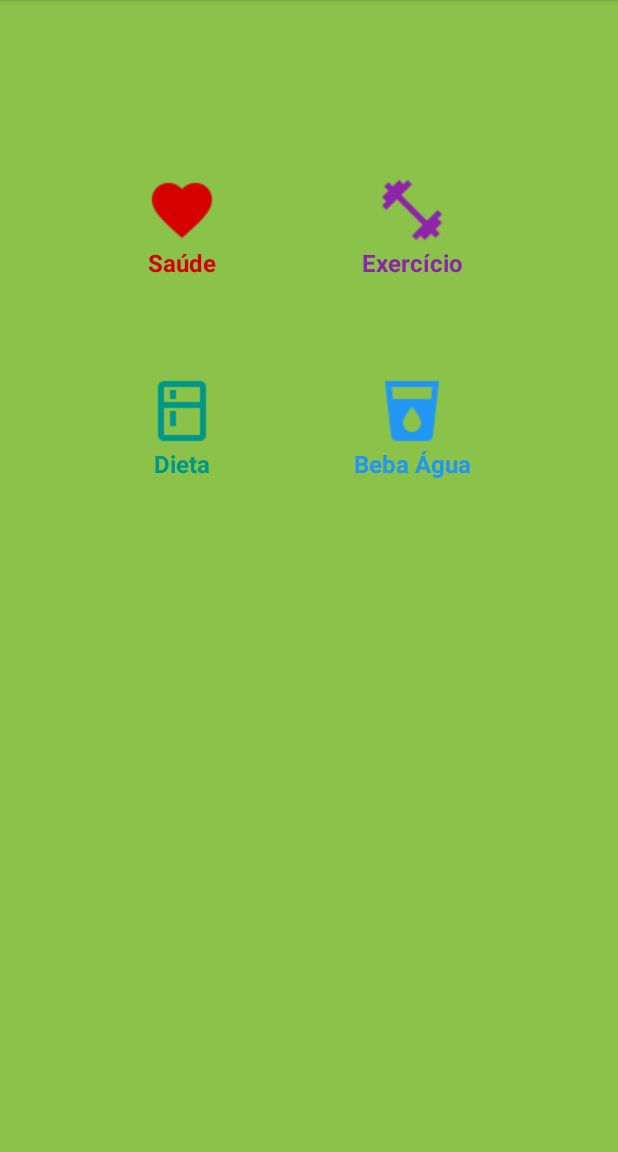
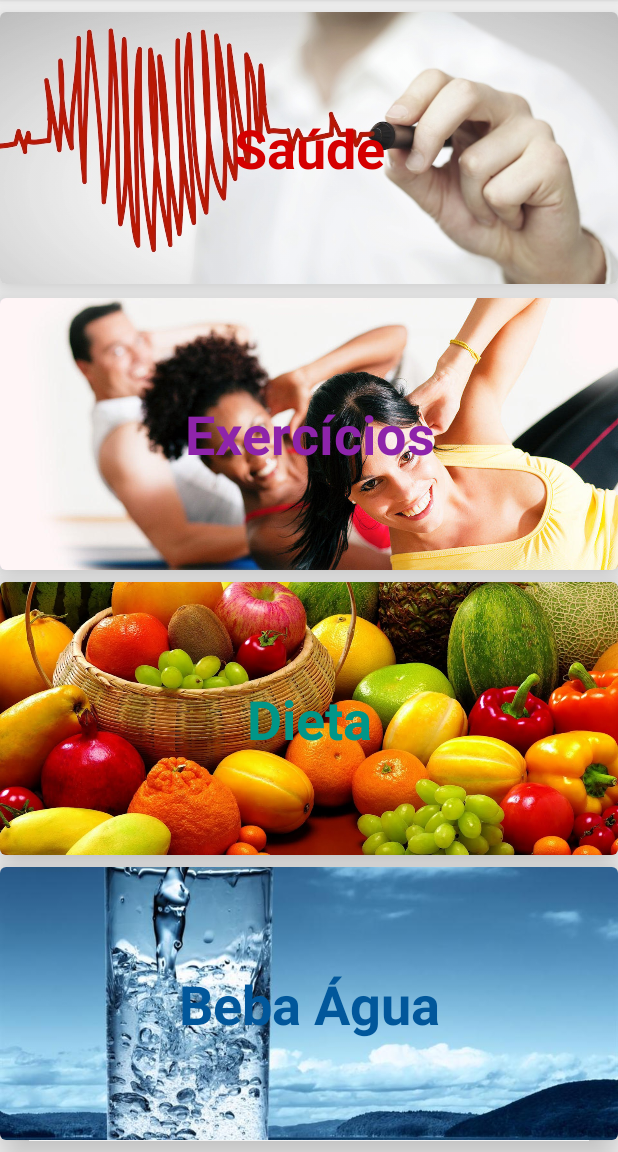
Before and after one commit to saulocalixto/CalculadoraImcAndroid, an Android app: the dashboard screen opened directly, with no data from a screen before it, on a phone screen of 412 x 824 dp, the part 84-1236 px from its top. Run offline under Robolectric (Android 15) with nearby library versions, the phone set to English and light mode, and no system bars.

Commit message:
Mudanças no dashboard e no relatório

```diff
--- a/app/build.gradle
+++ b/app/build.gradle
@@ -31,4 +31,7 @@ dependencies {
     compile 'com.android.support.constraint:constraint-layout:1.0.0-beta4'
     compile 'com.android.support:gridlayout-v7:25.1.0'
     compile 'com.android.support:design:25.1.0'
+    compile 'com.android.support:cardview-v7:21.0.+'
+    compile 'com.android.support:recyclerview-v7:21.0.+'
+
 }
--- a/app/src/main/AndroidManifest.xml
+++ b/app/src/main/AndroidManifest.xml
@@ -22,7 +22,7 @@
                 <category android:name="android.intent.category.LAUNCHER" />
             </intent-filter>
         </activity>
-        <activity android:name=".relatorio" android:parentActivityName=".dashboard"
+        <activity android:name=".relatorio"
             android:label="Relatório" android:theme="@style/relatorio">
             <intent-filter>
                 <action android:name="android.intent.action.relatorio"></action>
@@ -30,7 +30,7 @@
             </intent-filter>
         </activity>
 
-        <activity android:name=".dieta" android:parentActivityName=".dashboard"
+        <activity android:name=".dieta"
             android:label="Dietas" android:theme="@style/dieta">
             <intent-filter>
                 <action android:name="android.intent.action.dieta"></action>
--- a/app/src/main/java/com/example/android/imc/dashboard.java
+++ b/app/src/main/java/com/example/android/imc/dashboard.java
@@ -3,9 +3,13 @@ package com.example.android.imc;
 import android.content.Intent;
 import android.os.Bundle;
 import android.support.v7.app.AppCompatActivity;
+import android.support.v7.widget.CardView;
 import android.view.View;
+import android.widget.ImageView;
 import android.widget.TextView;
 import android.widget.Toast;
+
+import static com.example.android.imc.R.drawable.coracao;
 
 /**
  * Created by saulocalixto on 29/12/16.
@@ -13,27 +17,33 @@ import android.widget.Toast;
 
 public class dashboard extends AppCompatActivity {
 
-    String pesoUsr;
-    String alturaUsr;
-    String sexoUsr;
-
     @Override
     protected void onCreate(Bundle savedInstanceState) {
 
         super.onCreate(savedInstanceState);
         setContentView(R.layout.activity_dashboard);
+
     }
 
-    public void gerarRelatorio(View view) {
 
-        mensagem(view);
+    public void selecionarOpcao(View view) {
 
-        Intent i = getIntent();
+        switch (view.getId()) {
+            case R.id.saude:
+                mensagem(view);
+                Intent i = getIntent();
+                Bundle bundle = i.getExtras();
+                Intent intent = new Intent(this, relatorio.class);
+                intent.putExtras(bundle);
+                startActivity(intent);
+                break;
+            case R.id.dieta:
 
-        Bundle bundle = i.getExtras();
-        Intent intent = new Intent(this, relatorio.class);
-        intent.putExtras(bundle);
-        startActivity(intent);
+                mensagem(view);
+                intent = new Intent(this, dieta.class);
+                startActivity(intent);
+        }
+
     }
 
     public void mensagem(View view) {
@@ -42,11 +52,4 @@ public class dashboard extends AppCompatActivity {
         String opcao = "Opção: " + textView.getText().toString();
         Toast.makeText(this, opcao, Toast.LENGTH_LONG).show();
     }
-
-    public void mostrarDietas(View view) {
-
-        mensagem(view);
-        Intent intent = new Intent(this, dieta.class);
-        startActivity(intent);
-    }
 }
--- a/app/src/main/java/com/example/android/imc/dieta.java
+++ b/app/src/main/java/com/example/android/imc/dieta.java
@@ -15,8 +15,6 @@ public class dieta extends AppCompatActivity {
         super.onCreate(savedInstanceState);
         setContentView(R.layout.activity_dieta);
 
-        getSupportActionBar().setDisplayHomeAsUpEnabled(true);
-
     }
 
 
--- a/app/src/main/res/layout/activity_dashboard.xml
+++ b/app/src/main/res/layout/activity_dashboard.xml
@@ -1,79 +1,140 @@
 <?xml version="1.0" encoding="utf-8"?>
-<ScrollView xmlns:android="http://schemas.android.com/apk/res/android"
+
+<LinearLayout xmlns:android="http://schemas.android.com/apk/res/android"
+    xmlns:card_view="http://schemas.android.com/apk/res-auto"
     android:layout_width="match_parent"
     android:layout_height="match_parent"
-    android:background="#8bc34a">
+    android:scrollbarAlwaysDrawHorizontalTrack="true"
+    android:orientation="vertical">
 
-    <TableLayout
+    <android.support.v7.widget.CardView
+        android:id="@+id/cardSaude"
         android:layout_width="match_parent"
-        android:layout_height="wrap_content"
-        android:stretchColumns="0,1"
-        android:layout_margin="52dp">
+        android:layout_height="0dp"
+        android:layout_gravity="center"
+        android:layout_marginTop="8dp"
+        android:layout_weight="1"
+        card_view:cardCornerRadius="4dp"
+        card_view:cardElevation="16dp">
 
-        <TableRow>
+        <ImageView
+            android:id="@+id/imageSaude"
+            android:layout_width="match_parent"
+            android:layout_height="match_parent"
+            android:scaleType="centerCrop"
+            android:src="@drawable/coracao" />
+
         <TextView
             android:id="@+id/saude"
-                android:layout_width="wrap_content"
-                android:layout_height="wrap_content"
-                android:textSize="16sp"
+            android:layout_width="match_parent"
+            android:layout_height="match_parent"
+            android:gravity="center_vertical"
+            android:text="@string/saude"
             android:textAlignment="center"
+            android:textColor="#d50000"
+            android:textSize="36sp"
+            android:textStyle="bold"
             android:clickable="true"
-                android:layout_marginTop="64dp"
-                android:drawableTop="@drawable/saude"
-                android:drawableTint="#d50000"
-                android:onClick="gerarRelatorio"
-                android:text="Saúde"
-                android:textColor="#d50000"
-                android:textStyle="bold" />
+            android:onClick="selecionarOpcao"/>
+
+    </android.support.v7.widget.CardView>
+
+    <android.support.v7.widget.CardView
+        android:id="@+id/cardExercicio"
+        android:layout_width="match_parent"
+        android:layout_height="0dp"
+        android:layout_gravity="center"
+        android:layout_marginTop="9dp"
+        android:layout_weight="1"
+        card_view:cardBackgroundColor="#e1bee7"
+        card_view:cardCornerRadius="4dp"
+        card_view:cardElevation="16dp">
+
+        <ImageView
+            android:layout_width="match_parent"
+            android:layout_height="match_parent"
+            android:scaleType="centerCrop"
+            android:src="@drawable/exer" />
 
         <TextView
             android:id="@+id/exercicios"
-                android:layout_width="wrap_content"
-                android:layout_height="wrap_content"
-                android:textSize="16sp"
+            android:layout_width="match_parent"
+            android:layout_height="match_parent"
+            android:gravity="center_vertical"
+            android:clickable="true"
+            android:onClick="selecionarOpcao"
+            android:text="@string/exercicios"
             android:textAlignment="center"
-                android:clickable="true"
-                android:drawableTop="@drawable/exercicios"
-                android:layout_marginTop="64dp"
-                android:drawableTint="#8e24aa"
-                android:onClick="gerarRelatorio"
-                android:text="Exercício"
             android:textColor="#8e24aa"
+            android:textSize="36sp"
             android:textStyle="bold" />
-        </TableRow>
-        <TableRow>
+    </android.support.v7.widget.CardView>
+
+    <android.support.v7.widget.CardView
+        android:id="@+id/cardDieta"
+        android:layout_width="match_parent"
+        android:layout_height="0dp"
+        android:layout_gravity="center"
+        android:layout_marginTop="8dp"
+        android:layout_weight="1"
+        android:background="#8bc34a"
+        card_view:cardBackgroundColor="#b2dfdb"
+        card_view:cardCornerRadius="4dp"
+        card_view:cardElevation="16dp">
+
+        <ImageView
+            android:layout_width="match_parent"
+            android:layout_height="match_parent"
+            android:scaleType="centerCrop"
+            android:src="@drawable/dietafrutas" />
+
         <TextView
             android:id="@+id/dieta"
-                android:layout_width="wrap_content"
-                android:layout_height="wrap_content"
-                android:textSize="16sp"
+            android:layout_width="match_parent"
+            android:layout_height="match_parent"
+            android:gravity="center_vertical"
+            android:clickable="true"
+            android:onClick="selecionarOpcao"
+            android:text="@string/dieta"
             android:textAlignment="center"
-                android:clickable="true"
-                android:layout_marginTop="64dp"
-                android:drawableTop="@drawable/dieta"
-                android:drawableTint="#009688"
-                android:onClick="mostrarDietas"
-                android:text="Dieta"
             android:textColor="#009688"
+            android:textSize="36sp"
             android:textStyle="bold" />
+
+    </android.support.v7.widget.CardView>
+
+    <android.support.v7.widget.CardView
+        android:id="@+id/cardAgua"
+        android:layout_width="match_parent"
+        android:layout_height="0dp"
+        android:layout_gravity="center"
+        android:layout_marginBottom="8dp"
+        android:layout_marginTop="8dp"
+        android:layout_weight="1"
+        android:background="#8bc34a"
+        card_view:cardCornerRadius="4dp"
+        card_view:cardElevation="16dp">
+
+        <ImageView
+            android:layout_width="match_parent"
+            android:layout_height="match_parent"
+            android:scaleType="centerCrop"
+            android:src="@drawable/copoagua" />
+
         <TextView
             android:id="@+id/agua"
-                android:layout_width="wrap_content"
-                android:layout_height="wrap_content"
-                android:textSize="16sp"
-                android:layout_marginTop="64dp"
+            android:layout_width="match_parent"
+            android:layout_height="match_parent"
+            android:gravity="center_vertical"
+            android:clickable="true"
+            android:onClick="selecionarOpcao"
+            android:text="@string/beba_agua"
             android:textAlignment="center"
-                android:clickable="true"
-                android:drawableTop="@drawable/agua"
-                android:drawableTint="#2196f3"
-                android:onClick="gerarRelatorio"
-                android:text="Beba Água"
-                android:textColor="#2196f3"
+            android:textColor="#01579b"
+            android:textSize="36sp"
             android:textStyle="bold" />
-        </TableRow>
+
+    </android.support.v7.widget.CardView>
 
 
-
-    </TableLayout>
-
-</ScrollView>
+</LinearLayout>
--- a/app/src/main/res/values/strings.xml
+++ b/app/src/main/res/values/strings.xml
@@ -4,4 +4,8 @@
     <string name="peso">Peso</string>
     <string name="altura">Altura</string>
     <string name="sexo">Sexo</string>
+    <string name="dieta">Dieta</string>
+    <string name="exercicios">Exercícios</string>
+    <string name="saude">Saúde</string>
+    <string name="beba_agua">Beba Água</string>
 </resources>
```
Also changed, not shown: app/src/main/java/com/example/android/imc/MainActivity.java (+20 -10 lines), app/src/main/java/com/example/android/imc/relatorio.java (+80 -26 lines), app/src/main/res/layout/activity_main.xml (+62 -63 lines), app/src/main/res/layout/activity_relatorio.xml (+68 -5 lines), app/src/main/res/drawable/agua.png (deleted), app/src/main/res/drawable/copoagua.jpg (added), app/src/main/res/drawable/coracao.jpg (added), app/src/main/res/drawable/dietafrutas.jpg (added), app/src/main/res/drawable/exer.jpg (added). Lines whose indentation alone changed are shown as unchanged.
